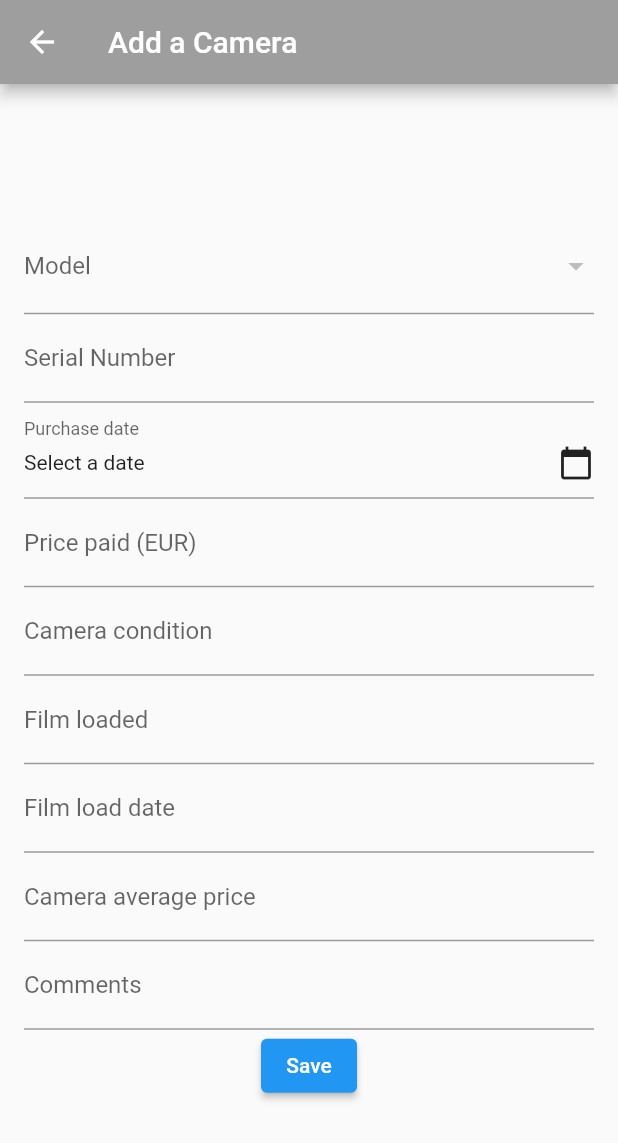
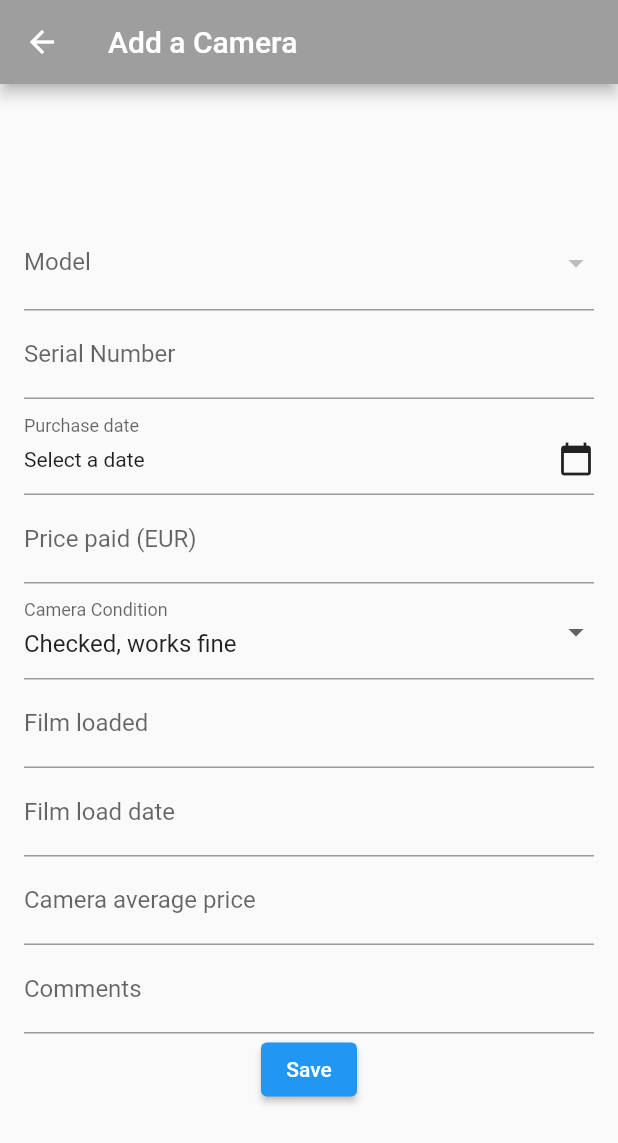
Before and after one commit to AlexGuoussatchok/analog_faith, a Flutter app: the AddCameraScreen screen opened by its route, on a phone screen of 412 x 824 dp. Shown: the top 1143 px of the screen. Run offline on Flutter 3.47's test engine with Material 2 defaults, Android fonts, the phone set to English and light mode, and no system bars; our stand-ins replace sqflite; accounts and stored records are empty.

Commit message:
+ add a camera screen  - camera condition field (drop-down with defined values) added

```diff
--- /dev/null
+++ b/lib/lists/camera_conditions_list.dart
@@ -0,0 +1,8 @@
+class CameraConditions {
+  static const List<String> conditions = [
+    'Checked, works fine',
+    'Not checked',
+    'Repair needed',
+    'For parts',
+  ];
+}
--- a/lib/screens/add_camera_screen.dart
+++ b/lib/screens/add_camera_screen.dart
@@ -2,6 +2,7 @@ import 'package:flutter/material.dart';
 import 'package:sqflite/sqflite.dart';
 import 'package:path/path.dart';
 import 'package:flutter/services.dart';
+import 'package:analog_faith/lists/camera_conditions_list.dart';
 
 class AddCameraScreen extends StatefulWidget {
   const AddCameraScreen({Key? key}) : super(key: key);
@@ -16,6 +17,7 @@ class _AddCameraScreenState extends State<AddCameraScreen> {
   String selectedBrand = ''; // Selected brand value
   String selectedModel = ''; // Selected model value
   DateTime? selectedPurchaseDate; // Store the selected purchase date
+  String selectedCondition = CameraConditions.conditions[0];
 
   // Define controllers for your text fields
   final TextEditingController brandController = TextEditingController();
@@ -175,11 +177,21 @@ class _AddCameraScreenState extends State<AddCameraScreen> {
                     suffixText: 'EUR', // Display EUR as suffix
                   ),
                 ),
-              TextField(
-                controller: conditionController,
-                decoration: const InputDecoration(
-                    labelText: 'Camera condition'),
-              ),
+                DropdownButtonFormField<String>(
+                  value: selectedCondition,
+                  items: CameraConditions.conditions.map((String condition) {
+                    return DropdownMenuItem<String>(
+                      value: condition,
+                      child: Text(condition),
+                    );
+                  }).toList(),
+                  onChanged: (String? value) {
+                    setState(() {
+                      selectedCondition = value!;
+                    });
+                  },
+                  decoration: const InputDecoration(labelText: 'Camera Condition'),
+                ),
               TextField(
                 controller: filmLoadedController,
                 decoration: const InputDecoration(labelText: 'Film loaded'),
```
